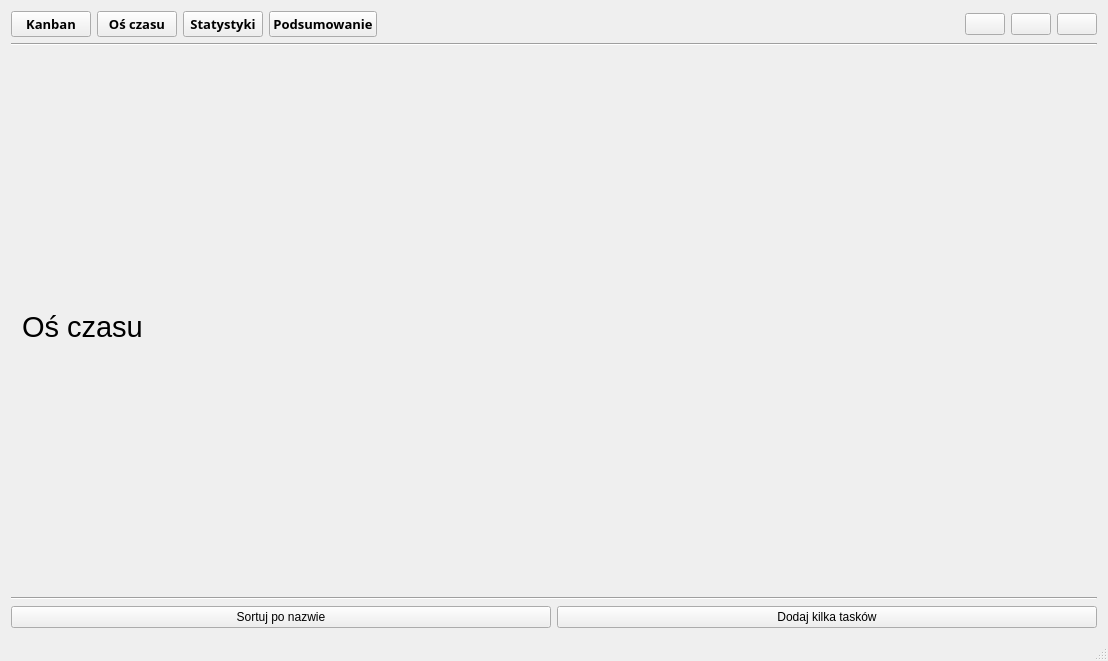
This is mainwindow.ui in VEndymionV/Personal-Kanban as Qt 5 draws it before an edit. The edited form follows.
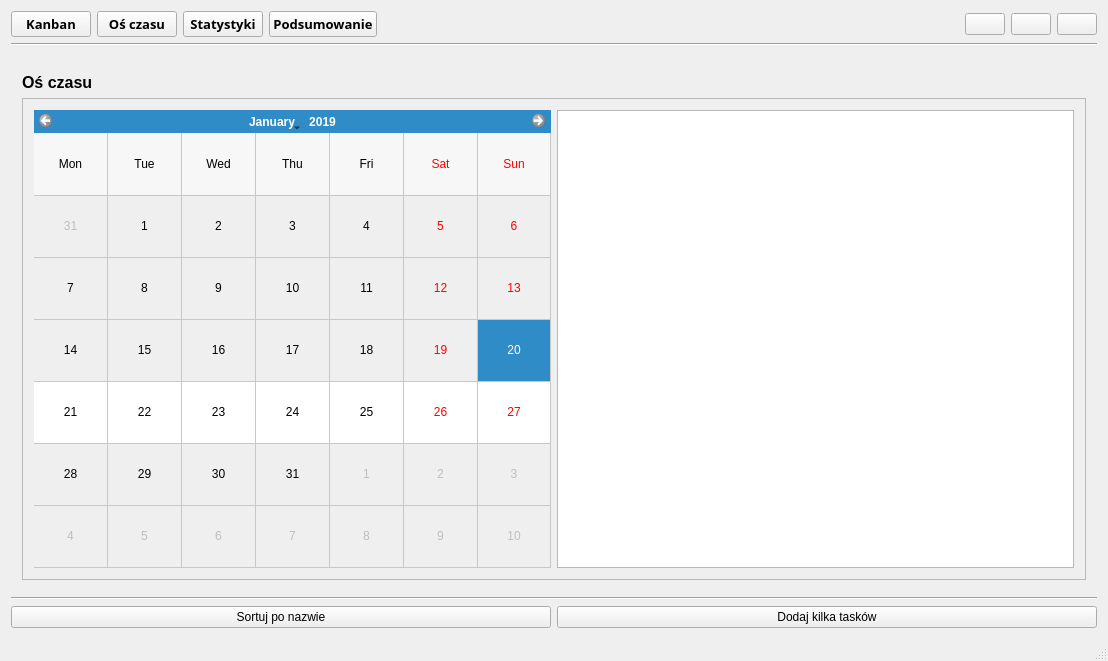
This is the edited form. The open tabs and pages were chosen to show the change. Icons and pictures are not drawn.

Commit message: kalendarz jako os czasu

The edit to the form file:
```diff
--- a/mainwindow.ui
+++ b/mainwindow.ui
@@ -566,7 +566,9 @@
          <widget class="QLabel" name="label_2">
           <property name="font">
            <font>
-            <pointsize>22</pointsize>
+            <pointsize>12</pointsize>
+            <weight>75</weight>
+            <bold>true</bold>
            </font>
           </property>
           <property name="text">
@@ -574,6 +576,73 @@
           </property>
          </widget>
         </item>
+        <item>
+         <layout class="QVBoxLayout" name="verticalLayout_9">
+          <item>
+           <widget class="QScrollArea" name="scrollArea_4">
+            <property name="widgetResizable">
+             <bool>true</bool>
+            </property>
+            <widget class="QWidget" name="scrollAreaWidgetContents">
+             <property name="geometry">
+              <rect>
+               <x>0</x>
+               <y>0</y>
+               <width>1068</width>
+               <height>432</height>
+              </rect>
+             </property>
+             <layout class="QHBoxLayout" name="horizontalLayout_3">
+              <item>
+               <layout class="QVBoxLayout" name="verticalLayout_10">
+                <item>
+                 <widget class="QCalendarWidget" name="calendarWidget">
+                  <property name="selectedDate">
+                   <date>
+                    <year>2019</year>
+                    <month>1</month>
+                    <day>20</day>
+                   </date>
+                  </property>
+                  <property name="minimumDate">
+                   <date>
+                    <year>2019</year>
+                    <month>1</month>
+                    <day>20</day>
+                   </date>
+                  </property>
+                  <property name="maximumDate">
+                   <date>
+                    <year>2019</year>
+                    <month>1</month>
+                    <day>27</day>
+                   </date>
+                  </property>
+                  <property name="gridVisible">
+                   <bool>true</bool>
+                  </property>
+                  <property name="selectionMode">
+                   <enum>QCalendarWidget::SingleSelection</enum>
+                  </property>
+                  <property name="verticalHeaderFormat">
+                   <enum>QCalendarWidget::NoVerticalHeader</enum>
+                  </property>
+                  <property name="dateEditEnabled">
+                   <bool>false</bool>
+                  </property>
+                 </widget>
+                </item>
+               </layout>
+              </item>
+              <item>
+               <widget class="QListView" name="listView"/>
+              </item>
+             </layout>
+            </widget>
+           </widget>
+          </item>
+         </layout>
+        </item>
        </layout>
       </widget>
       <widget class="QWidget" name="page_4">
```
Left out of the diff: 2 changed lines with no effect on the pictures. The commit also changes 2 other files.
